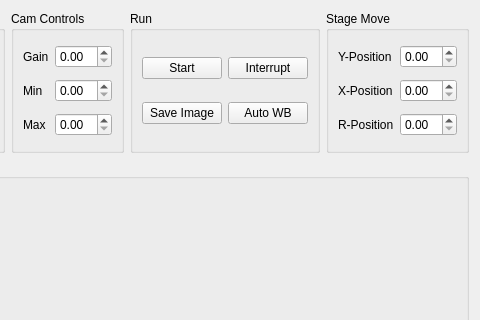
First picture: the form in quantum_sensing/fancy_microscope/thorcam_capture.ui, repository saahitmog/quantum-sensing, before the edit; both pictures show x 196 to 676 and y 0 to 320 of the 676 by 506 pixel window.
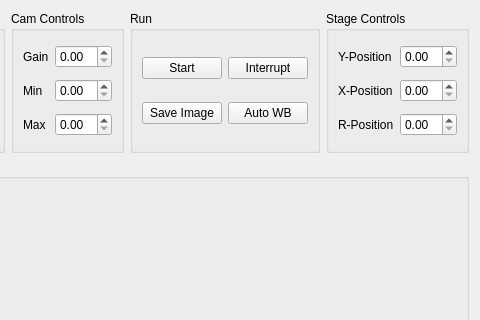
Second picture: the form after the edit.

Commit message: connected ui to measurement obj

```diff
--- a/quantum_sensing/fancy_microscope/thorcam_capture.ui
+++ b/quantum_sensing/fancy_microscope/thorcam_capture.ui
@@ -18,7 +18,7 @@
    <item row="0" column="3">
     <widget class="QGroupBox" name="move_groupBox">
      <property name="title">
-      <string>Stage Move</string>
+      <string>Stage Controls</string>
      </property>
      <layout class="QGridLayout" name="gridLayout" columnstretch="0,0">
       <item row="0" column="1">
```
The commit also changes 1 other file.
